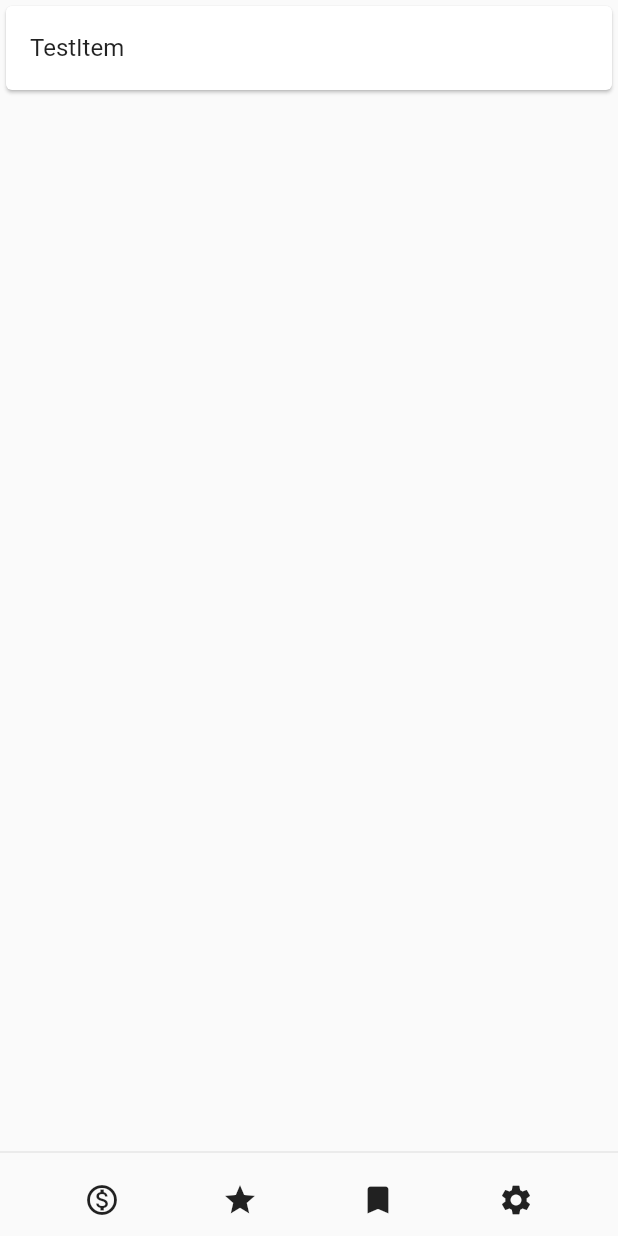
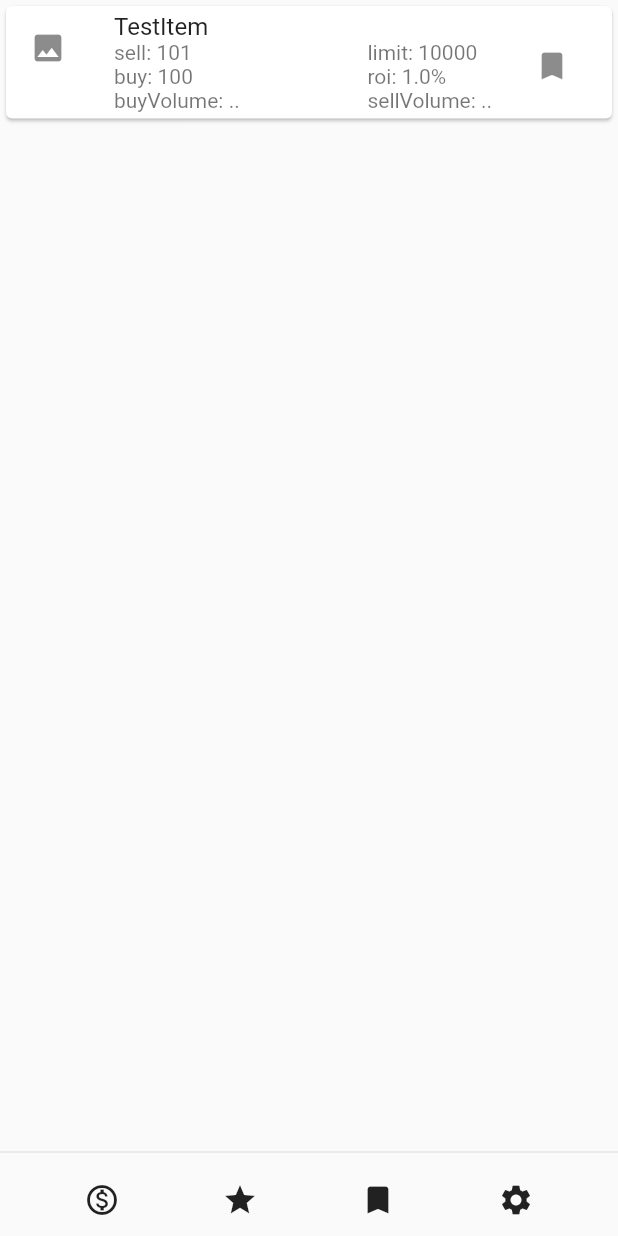
Before and after one commit to danielroek/osrs_flipper, a Flutter app: the screen it shows after launch, on a phone screen of 412 x 824 dp. Run offline on Flutter 3.47's test engine with Material 2 defaults, Android fonts, the light colour scheme and no system bars; our stand-ins replace bloc, equatable, flutter_bloc.

Commit message:
Added item stuff

```diff
--- a/lib/home/item_list_view.dart
+++ b/lib/home/item_list_view.dart
@@ -30,9 +30,37 @@ class _ItemListViewState extends State<ItemListView> {
   List<Widget> _buildItems(HasDataState state) {
     return List<Widget>.of(() sync* {
       for (final FlipItem item in state.items) {
-        debugPrint('got one');
         yield Card(
-          child: ListTile(title: Text(item.name),),
+          child: ListTile(
+            trailing: IconButton(icon: Icon(Icons.bookmark), onPressed:  () {
+              //TODO: Bookmark item
+            },),
+            leading: Icon(Icons.image),
+            title: Text(item.name),
+            subtitle: Row(
+              mainAxisSize: MainAxisSize.min,
+              mainAxisAlignment: MainAxisAlignment.spaceBetween,
+              children: [
+                Column(
+                  crossAxisAlignment: CrossAxisAlignment.start,
+                  children: [
+                    Text('sell: ${item.high!}'),
+                    Text('buy: ${item.low!}'),
+                    Text('buyVolume: ..')
+                  ],
+                ),
+                Column(
+                  crossAxisAlignment: CrossAxisAlignment.start,
+                  children: [
+                    Text('limit: ${item.buyLimit!}'),
+                    Text('roi: ${item.roi! * 100}%'),
+                    Text('sellVolume: ..'),
+
+                  ],
+                )
+              ],
+            ),
+          ),
         );
       }
     }());
```
Lines whose indentation alone changed are shown as unchanged.
